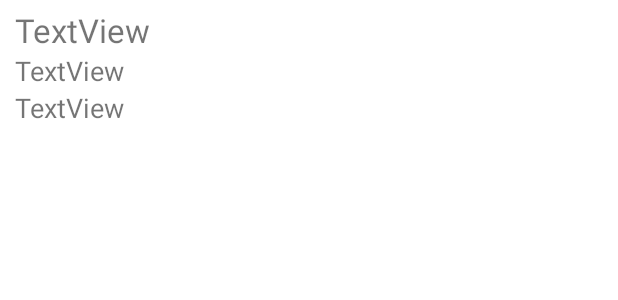
After one commit to SaintF17/Stacks, an Android app: the layout item_row.xml on its own in the app's theme, with its tools: preview values and no code run, on a phone screen of 412 x 824 dp. The commit adds this screen. Shown: the top 300 px of the screen. Run offline under Robolectric (Android 15) with nearby library versions, the phone set to English and light mode, and no system bars.

Commit message:
Added base Room Persistence DB Functionality, Item & Category tables & methods created

```diff
--- /dev/null
+++ b/app/src/main/res/layout/item_row.xml
@@ -0,0 +1,35 @@
+<?xml version="1.0" encoding="utf-8"?>
+<LinearLayout xmlns:android="http://schemas.android.com/apk/res/android"
+    android:layout_width="match_parent"
+    android:layout_height="match_parent"
+    android:orientation="vertical"
+    android:paddingLeft="10dp"
+    android:paddingTop="5dp"
+    android:paddingRight="10dp"
+    android:paddingBottom="10dp">
+
+    <TextView
+        android:id="@+id/itemName"
+        android:layout_width="match_parent"
+        android:layout_height="wrap_content"
+        android:layout_weight="0"
+        android:text="TextView"
+        android:textSize="22sp" />
+
+    <TextView
+        android:id="@+id/itemPrice"
+        android:layout_width="match_parent"
+        android:layout_height="wrap_content"
+        android:layout_weight="0"
+        android:text="TextView"
+        android:textSize="18sp" />
+
+    <TextView
+        android:id="@+id/itemCategory"
+        android:layout_width="match_parent"
+        android:layout_height="wrap_content"
+        android:layout_weight="0"
+        android:text="TextView"
+        android:textSize="18sp" />
+
+</LinearLayout>
```
Also changed, not shown: app/build.gradle (+6 -1 lines), app/src/main/java/ca/unb/mobiledev/stacks/dao/CategoryDao.java (added, +24 -0 lines), app/src/main/java/ca/unb/mobiledev/stacks/dao/ItemDao.java (added, +29 -0 lines), app/src/main/java/ca/unb/mobiledev/stacks/db/AppDatabase.java (added, +46 -0 lines), app/src/main/java/ca/unb/mobiledev/stacks/entity/Category.java (added, +38 -0 lines), app/src/main/java/ca/unb/mobiledev/stacks/entity/Item.java (added, +47 -0 lines), app/src/main/java/ca/unb/mobiledev/stacks/repository/CategoryRepository.java (added, +58 -0 lines), app/src/main/java/ca/unb/mobiledev/stacks/repository/ItemRepository.java (added, +59 -0 lines), app/src/main/java/ca/unb/mobiledev/stacks/ui/category/CategoriesAdapter.java (added, +39 -0 lines), app/src/main/java/ca/unb/mobiledev/stacks/ui/category/CategoryFragment.java (+4 -3 lines), app/src/main/java/ca/unb/mobiledev/stacks/ui/category/CategoryViewModel.java (+27 -9 lines), app/src/main/java/ca/unb/mobiledev/stacks/ui/item/ItemViewModel.java (added, +36 -0 lines), app/src/main/java/ca/unb/mobiledev/stacks/ui/item/ItemsAdapter.java (added, +41 -0 lines), app/src/main/java/ca/unb/mobiledev/stacks/utils/CategoryObject.java (+2 -7 lines), 2 more files.
